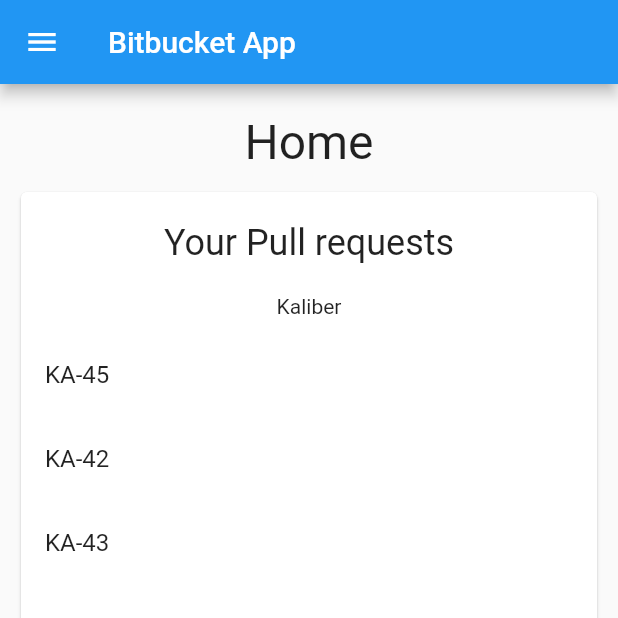
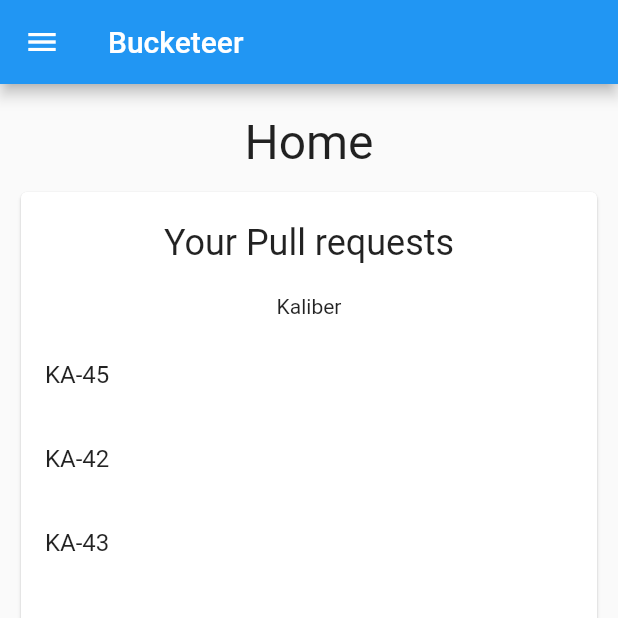
Before and after one commit to jordyvandomselaar/bitbucket-app, a Flutter app: the screen it shows after launch, on a phone screen of 412 x 824 dp, the top half of it. Run offline on Flutter 3.47's test engine with Material 2 defaults, Android fonts, the phone set to English and light mode, and no system bars.

Commit message:
Fix name

```diff
--- a/lib/src/components/layouts/main.dart
+++ b/lib/src/components/layouts/main.dart
@@ -14,7 +14,7 @@ class Main extends StatelessWidget {
 
     return new Scaffold(
       appBar: new AppBar(
-        title: new Text("Bitbucket App"),
+        title: new Text("Bucketeer"),
       ),
       drawer: new Container(
         color: Theme
```
